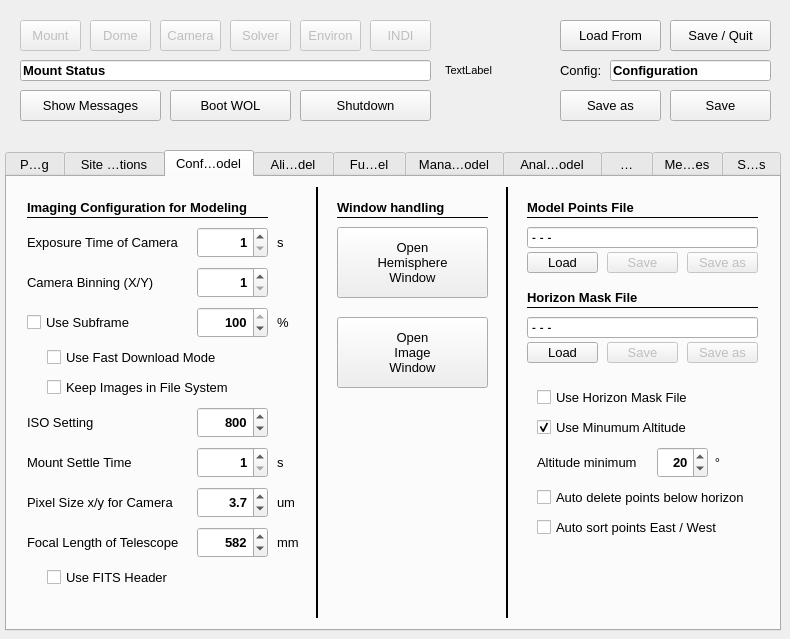
Before: the Qt Designer form mountwizzard/gui/wizzard_main_ui.ui in sayitfast/MountWizzard3, drawn with Qt 5.
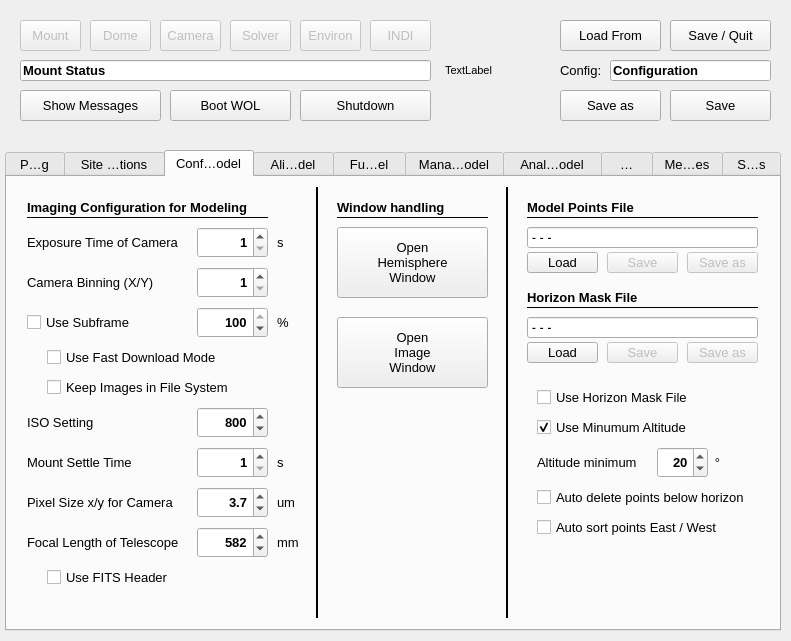
After: the same form once the commit is applied.

Diff of the .ui file:
```diff
--- a/mountwizzard/gui/wizzard_main_ui.ui
+++ b/mountwizzard/gui/wizzard_main_ui.ui
@@ -13,8 +13,8 @@
    <rect>
     <x>0</x>
     <y>0</y>
-    <width>790</width>
-    <height>639</height>
+    <width>791</width>
+    <height>641</height>
    </rect>
   </property>
   <property name="sizePolicy">
```
